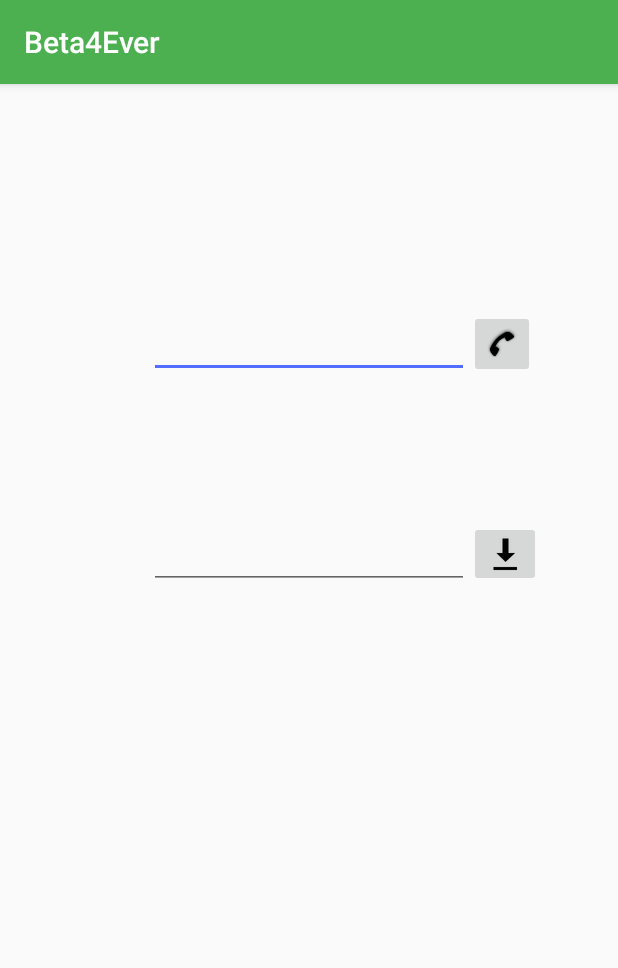
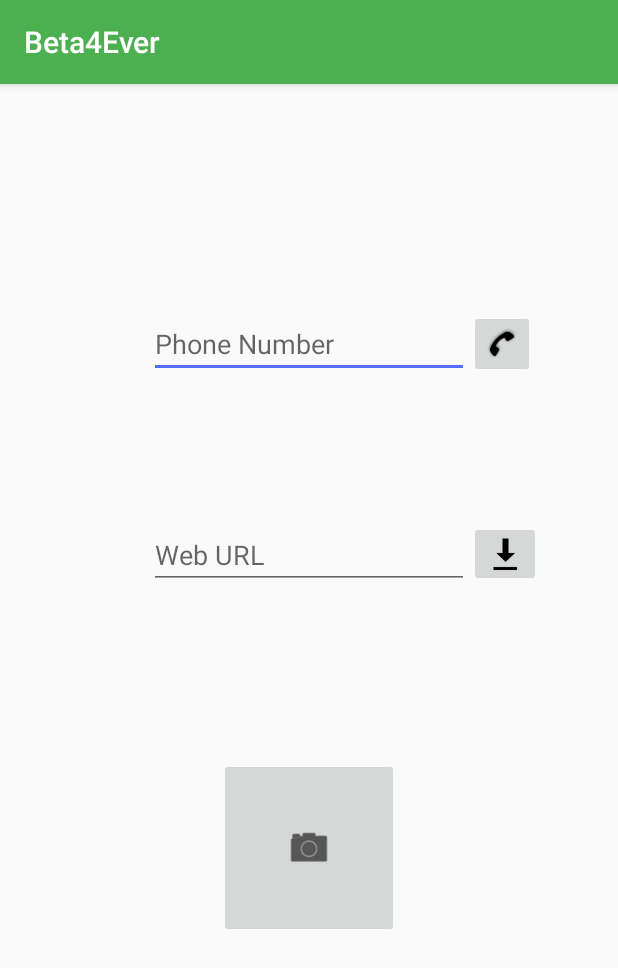
Before and after one commit to Leandro-Ariso/App0, an Android app: the SecondActivity screen opened directly, with no data from a screen before it, on a phone screen of 412 x 824 dp. Shown: the top 968 px of the screen. Run offline under Robolectric (Android 15) with nearby library versions, the phone set to English and light mode, and no system bars.

Commit message:
17-10-18

```diff
--- a/app/src/main/res/layout/activity_second.xml
+++ b/app/src/main/res/layout/activity_second.xml
@@ -5,8 +5,10 @@
     android:layout_width="match_parent"
     android:layout_height="match_parent"
     tools:context=".SecondActivity"
-    android:paddingHorizontal="10dp"
-    android:paddingVertical="10dp"
+    android:paddingLeft="10dp"
+    android:paddingRight="10dp"
+    android:paddingTop="10dp"
+    android:paddingBottom="10dp"
     >
 
     <android.support.constraint.ConstraintLayout
@@ -19,24 +21,25 @@
             android:layout_height="wrap_content"
             android:ems="10"
             android:inputType="phone"
+            android:hint="Phone Number"
             app:layout_constraintEnd_toEndOf="parent"
             app:layout_constraintHorizontal_bias="0.5"
             app:layout_constraintStart_toStartOf="parent"
             app:layout_constraintTop_toTopOf="parent"
             app:layout_constraintVertical_bias="0.2"
-            app:layout_constraintBottom_toBottomOf="parent"
-             />
+            app:layout_constraintBottom_toBottomOf="parent"/>
 
         <ImageButton
             android:id="@+id/SecondActivity_PhoneButton"
             android:layout_width="wrap_content"
             android:layout_height="wrap_content"
             android:tint="@android:color/background_dark"
+            android:contentDescription="Phone Button"
             app:layout_constraintBottom_toBottomOf="parent"
             app:layout_constraintLeft_toRightOf="@+id/SecondActivity_PhoneText"
             app:layout_constraintTop_toTopOf="parent"
             app:layout_constraintVertical_bias="0.2"
-            app:srcCompat="@android:drawable/stat_sys_phone_call" />
+            app:srcCompat="@android:drawable/stat_sys_phone_call"/>
 
         <EditText
             android:id="@+id/SecondActivity_WebText"
@@ -44,6 +47,7 @@
             android:layout_height="wrap_content"
             android:ems="10"
             android:inputType="text"
+            android:hint="Web URL"
             app:layout_constraintEnd_toEndOf="parent"
             app:layout_constraintHorizontal_bias="0.5"
             app:layout_constraintStart_toStartOf="parent"
@@ -57,12 +61,27 @@
             android:layout_width="wrap_content"
             android:layout_height="wrap_content"
             android:tint="@android:color/background_dark"
+            android:contentDescription="Web Button"
             app:layout_constraintBottom_toBottomOf="parent"
             app:layout_constraintLeft_toRightOf="@+id/SecondActivity_WebText"
             app:layout_constraintTop_toTopOf="parent"
             app:layout_constraintVertical_bias="0.4"
             app:srcCompat="@android:drawable/stat_sys_download" />
 
+        <ImageButton
+            android:id="@+id/SecondActivity_CameraButton"
+            android:layout_width="120dp"
+            android:layout_height="120dp"
+            android:tint="@android:color/background_dark"
+            android:contentDescription="Camera Button"
+            app:layout_constraintBottom_toBottomOf="parent"
+            app:layout_constraintTop_toTopOf="parent"
+            app:layout_constraintVertical_bias="0.7"
+            app:layout_constraintEnd_toEndOf="parent"
+            app:layout_constraintHorizontal_bias="0.5"
+            app:layout_constraintStart_toStartOf="parent"
+            app:srcCompat="@android:drawable/ic_menu_camera" />
+
 
     </android.support.constraint.ConstraintLayout>
 
```
Also changed, not shown: app/src/main/java/multivac/app0/SecondActivity.java (+39 -1 lines).
